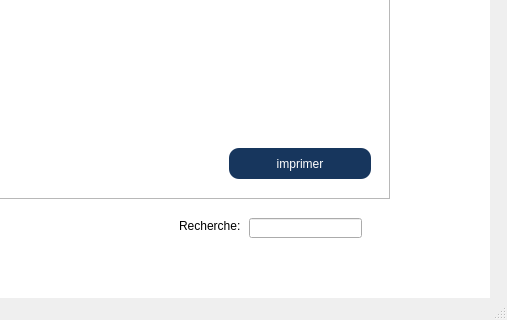
Before: the Qt Designer form mainwindow.ui in ramimgaidi/Smart_real_estate_2A7, drawn with Qt 5; both pictures show x 251 to 758 and y 155 to 475 of the 758 by 475 pixel window.
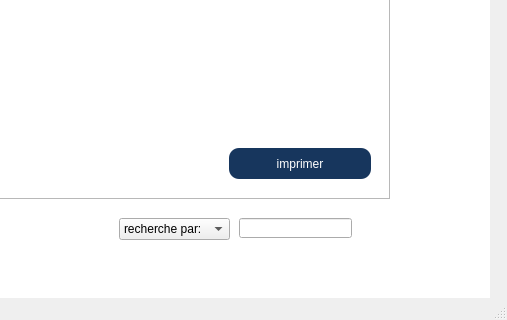
After: the same form once the commit is applied. Icons and pictures are not drawn.

Diff of the .ui file:
```diff
--- a/mainwindow.ui
+++ b/mainwindow.ui
@@ -530,23 +530,10 @@
        <string>Par Date</string>
       </property>
      </widget>
-     <widget class="QLabel" name="label_34">
-      <property name="geometry">
-       <rect>
-        <x>350</x>
-        <y>320</y>
-        <width>61</width>
-        <height>16</height>
-       </rect>
-      </property>
-      <property name="text">
-       <string>Recherche:</string>
-      </property>
-     </widget>
      <widget class="QLineEdit" name="recher_edit2">
       <property name="geometry">
        <rect>
-        <x>420</x>
+        <x>410</x>
         <y>320</y>
         <width>113</width>
         <height>20</height>
@@ -579,6 +566,36 @@
        <string/>
       </property>
      </widget>
+     <widget class="QComboBox" name="comboBox_3">
+      <property name="geometry">
+       <rect>
+        <x>290</x>
+        <y>320</y>
+        <width>111</width>
+        <height>22</height>
+       </rect>
+      </property>
+      <item>
+       <property name="text">
+        <string>recherche par:</string>
+       </property>
+      </item>
+      <item>
+       <property name="text">
+        <string>matricule</string>
+       </property>
+      </item>
+      <item>
+       <property name="text">
+        <string>nom</string>
+       </property>
+      </item>
+      <item>
+       <property name="text">
+        <string>date</string>
+       </property>
+      </item>
+     </widget>
     </widget>
     <widget class="QWidget" name="tab_5">
      <attribute name="title">
```
